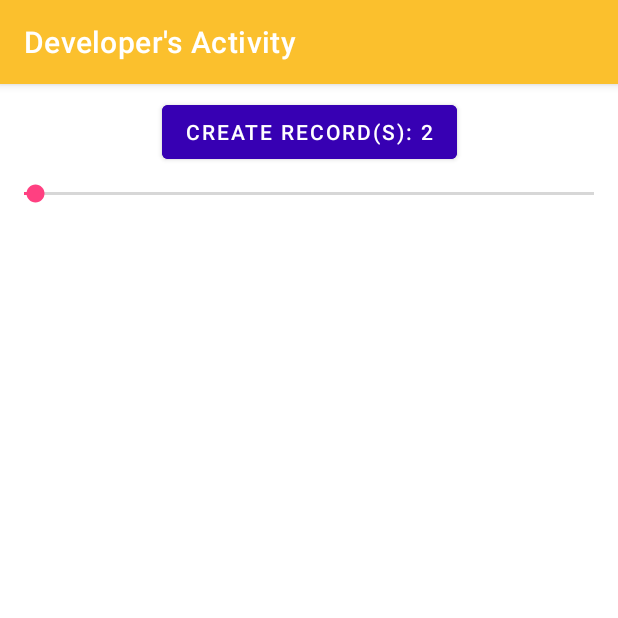
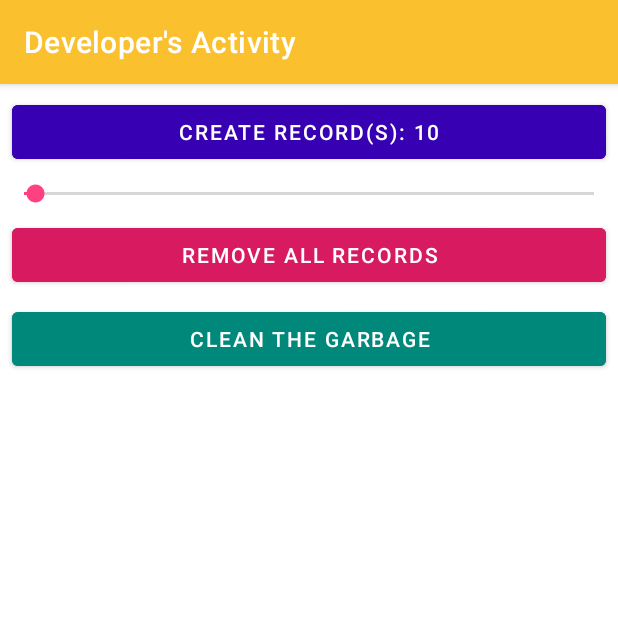
Before and after one commit to SametBozkurt/AnimalPregnancyTracking, an Android app: the screen it shows after launch (ActivityDevTools), in the options menu, after a tap on an icon or button, on a phone screen of 412 x 824 dp, the top half of it. Run offline under Robolectric (Android 15) with nearby library versions, the phone set to English and light mode, and no system bars; our stand-ins replace AdMob; Roboto replaces fonts that are not available here.

Commit message:
Some touches over DevTools Activty....

```diff
--- a/app/build.gradle
+++ b/app/build.gradle
@@ -36,7 +36,7 @@ android {
 dependencies {
     implementation fileTree(include: ['*.jar'], dir: 'libs')
     implementation 'androidx.appcompat:appcompat:1.2.0'
-    implementation 'androidx.constraintlayout:constraintlayout:2.0.0-rc1'
+    implementation 'androidx.constraintlayout:constraintlayout:2.0.0'
     implementation 'com.google.android.material:material:1.3.0-alpha02'
     implementation 'androidx.cardview:cardview:1.0.0'
     implementation 'androidx.recyclerview:recyclerview:1.2.0-alpha05'
--- a/app/src/main/res/layout/activity_dev_tools.xml
+++ b/app/src/main/res/layout/activity_dev_tools.xml
@@ -25,10 +25,12 @@
 
     <Button
         android:id="@+id/kayit_olustur"
-        android:layout_width="wrap_content"
+        android:layout_width="match_parent"
         android:layout_height="wrap_content"
         android:backgroundTint="@color/design_default_color_primary_dark"
         android:layout_marginTop="@dimen/margin_kategori_2"
+        android:layout_marginStart="@dimen/margin_kategori_2"
+        android:layout_marginEnd="@dimen/margin_kategori_2"
         android:text="@string/button_multiple_creation"
         app:layout_constraintEnd_toEndOf="parent"
         app:layout_constraintStart_toStartOf="parent"
@@ -46,5 +48,36 @@
         app:layout_constraintStart_toStartOf="parent"
         app:layout_constraintTop_toBottomOf="@id/kayit_olustur" />
 
+    <Button
+        android:id="@+id/kayit_sil"
+        android:layout_width="match_parent"
+        android:layout_height="wrap_content"
+        android:backgroundTint="#D81B60"
+        android:layout_marginTop="@dimen/margin_kategori_2"
+        android:text="@string/button_multiple_deletion"
+        android:layout_marginStart="@dimen/margin_kategori_2"
+        android:layout_marginEnd="@dimen/margin_kategori_2"
+        app:layout_constraintTop_toBottomOf="@id/seekbar" />
+
+    <Button
+        android:id="@+id/copu_bosalt"
+        android:layout_width="match_parent"
+        android:layout_height="wrap_content"
+        android:backgroundTint="#00897B"
+        android:layout_marginTop="@dimen/margin_kategori_2"
+        android:text="@string/button_clean_the_garbage"
+        android:layout_marginStart="@dimen/margin_kategori_2"
+        android:layout_marginEnd="@dimen/margin_kategori_2"
+        app:layout_constraintTop_toBottomOf="@id/kayit_sil" />
+
+    <FrameLayout
+        android:id="@+id/progress_container"
+        android:layout_width="wrap_content"
+        android:layout_height="wrap_content"
+        app:layout_constraintEnd_toEndOf="parent"
+        app:layout_constraintStart_toStartOf="parent"
+        app:layout_constraintTop_toBottomOf="@id/copu_bosalt"
+        android:layout_marginTop="@dimen/margin_kategori_2" />
+
 
 </androidx.constraintlayout.widget.ConstraintLayout>
--- a/app/src/main/res/values/strings.xml
+++ b/app/src/main/res/values/strings.xml
@@ -149,4 +149,6 @@
     <string name="cam_per_exp">Accessing camera hardware is required when you wish take a picture of your animal. In this point, this app requests this permission to access camera properly. This is why it\'s requested.</string>
     <string name="text_okay">Okay</string>
     <string name="storage_per_exp">When you pick or capture a photo, it is needed to save in storage. In this point, saving the photo in storage properly, storage permission is required. This is why storage permission is reqired.</string>
+    <string name="button_multiple_deletion">Remove All Records</string>
+    <string name="button_clean_the_garbage">Clean The Garbage</string>
 </resources>
```
Also changed, not shown: app/src/main/java/com/abcd/hayvandogumtakibi2/ActivityDetails.java (+18 -0 lines), app/src/main/java/com/abcd/hayvandogumtakibi2/ActivityDevTools.java (+153 -38 lines), app/src/main/java/com/abcd/hayvandogumtakibi2/ActivityDogumKayit.java (+7 -3 lines), app/src/main/java/com/abcd/hayvandogumtakibi2/ActivityEdit.java (+5 -2 lines), 2 other files.
